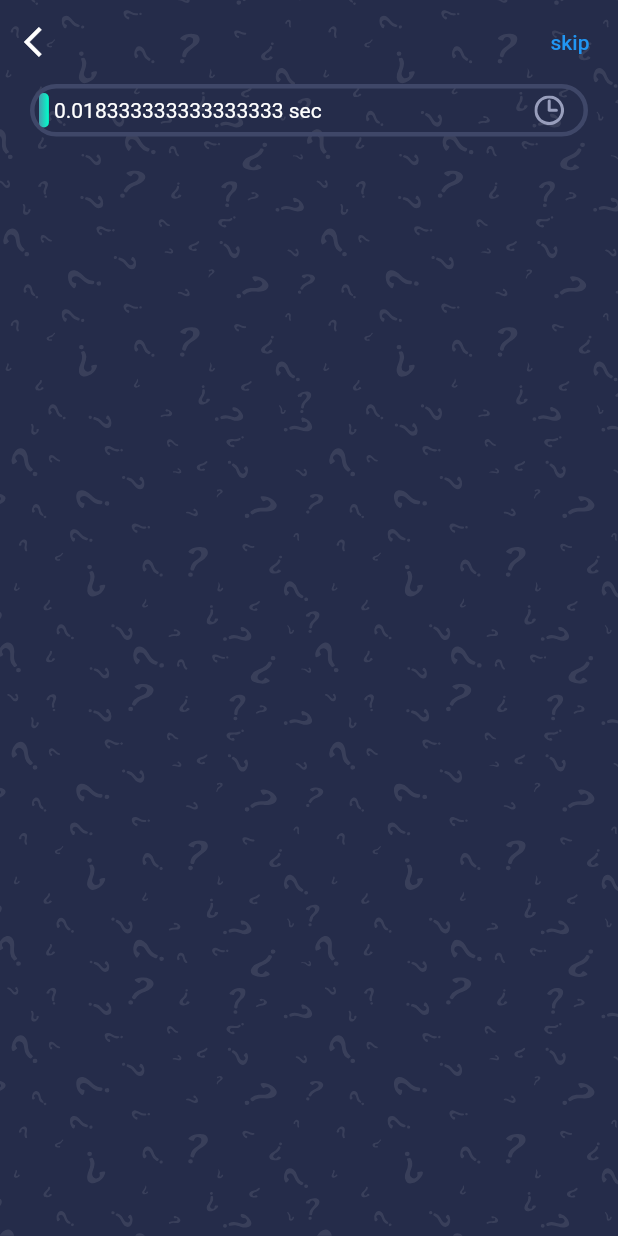
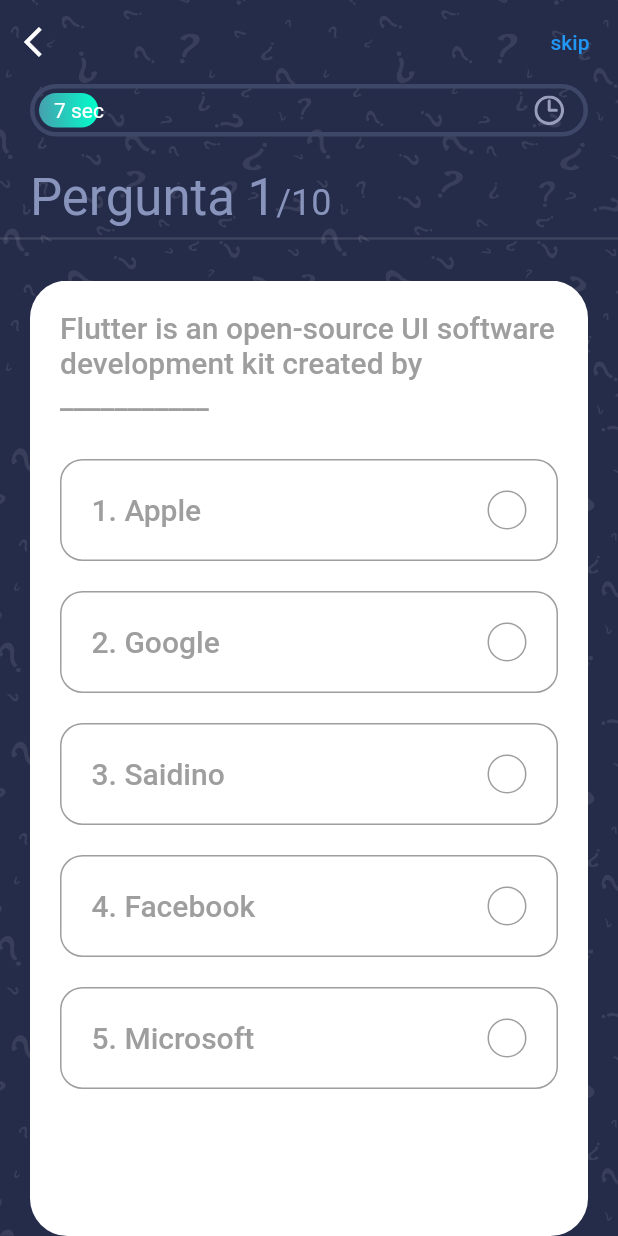
Before and after one commit to saidino84/saidin_quiz_app, a Flutter app: the screen it shows after launch, after a tap on "Let's Start Quiz !", on a phone screen of 412 x 824 dp. Run offline on Flutter 3.47's test engine with Material 2 defaults, Android fonts, the phone set to English and light mode, and no system bars; our stand-ins replace flutter_svg, get.

Commit message:
computando aparte de logica de reconhecimento de toques e posicao tocada

```diff
--- a/lib/app/constants.dart
+++ b/lib/app/constants.dart
@@ -4,6 +4,7 @@
 const kGreenColor = Color(0xFF6AC259);
 const KRedColor = Color(0xFFE92E30);
 const KBlackColor = Color(0xFF101010);
+const kGrayColor = Colors.grey;
 const KPrimaryGradient = LinearGradient(colors: [
   Color(0xFF46A0AE),
   Color(0xFF00FFCB),
--- a/lib/app/controler/question_controller.dart
+++ b/lib/app/controler/question_controller.dart
@@ -2,6 +2,7 @@
 
 import 'package:flutter/animation.dart';
 import 'package:get/get.dart';
+import 'package:saidin_quiz_app/app/models/Questions.dart';
 
 class QuestioCotroller extends GetxController
     with SingleGetTickerProviderMixin {
@@ -11,6 +12,28 @@
 
   //so that we we can acess our animation outside
   Animation get animation => this._animation;
+  List<Question> _questions = simple_questions
+      .map((question) => Question(
+            id: question['id'],
+            question: question['question'],
+            answer: question['answer_index'],
+            options: question['options'],
+          ))
+      .toList();
+
+  List<Question> get questions => this._questions;
+
+  //todo===========  ALOGICA DE PEGAR O ITEM CLICADO E O CERTO DO ERRAD ===========
+  bool _isAnswered = false;
+  bool get isAnswered => this._isAnswered;
+  late int _correctAnswr;
+  int get corectAnswr => this._correctAnswr;
+
+  RxInt _questionNumber = 1.obs;
+  RxInt get questionNumber => this._questionNumber;
+
+  late int _numOfCorrectAnswr;
+  int get numCorrectAns => this._numOfCorrectAnswr;
 
 //called immediately after the widget is allocated memory
   @override
@@ -18,7 +41,7 @@
     //our animation duration is 60s
     //so our plan to fill the progress bar within 60s
     _animcontroller =
-        AnimationController(duration: Duration(seconds: 60), vsync: this);
+        AnimationController(duration: Duration(seconds: 10), vsync: this);
 
     _animation = Tween<double>(begin: 0, end: 1).animate(_animcontroller)
       ..addListener(() {
--- a/lib/app/models/Questions.dart
+++ b/lib/app/models/Questions.dart
@@ -9,10 +9,10 @@
       required this.question,
       required this.options});
 
-  bool is_right(int index) => this.options[index] == answer;
+  bool is_right(int index) => index == answer;
 }
 
-const List sample_data = [
+const List simple_questions = [
   {
     'id': 1,
     'question':
@@ -44,10 +44,13 @@
     'question': 'A memory location that holds a sigle letter or number.',
     'options': [
       'Double',
-      'Int'
-          'Char',
+      'Int',
+      'Char',
       'Word',
       'String',
+      'Substring',
+      'Querry',
+      'ML'
     ],
     'answer_index': 2,
   },
@@ -56,8 +59,8 @@
     'question': 'Quantos anos tem a a sogunda sorte/filha de saidino?.',
     'options': [
       '2',
-      'tres'
-          '5',
+      'tres',
+      '5',
       '3',
       'quatro',
     ],
--- a/lib/app/pages/quiz/componets/body.dart
+++ b/lib/app/pages/quiz/componets/body.dart
@@ -1,15 +1,21 @@
 import 'package:flutter/cupertino.dart';
 import 'package:flutter/material.dart';
 import 'package:flutter_svg/flutter_svg.dart';
+import 'package:get/get.dart';
 import 'package:saidin_quiz_app/app/constants.dart';
+import 'package:saidin_quiz_app/app/controler/question_controller.dart';
+import 'package:saidin_quiz_app/app/models/Questions.dart';
 
 import 'custom_progress.dart';
+import 'option.dart';
+import 'question_Card.dart';
 
 class Body extends StatelessWidget {
-  const Body({
+  Body({
     Key? key,
   }) : super(key: key);
 
+  QuestioCotroller _qz_cotroller = Get.put(QuestioCotroller());
   @override
   Widget build(BuildContext context) {
     return Stack(
@@ -26,18 +32,87 @@
 
         //progress loader and other contents
         SafeArea(
-          child: Padding(
-            padding: EdgeInsets.symmetric(
-              horizontal: kDefaultPadding,
-            ),
-            child: Column(
-              children: [
-                CustomProgressBar(),
-              ],
-            ),
+          child: Column(
+            mainAxisAlignment: MainAxisAlignment.start,
+            crossAxisAlignment: CrossAxisAlignment.start,
+            children: [
+              Padding(
+                padding: const EdgeInsets.symmetric(
+                  horizontal: kDefaultPadding,
+                ),
+                child: CustomProgressBar(),
+              ),
+              // Spacer(),
+              SizedBox(height: kDefaultPadding),
+              Padding(
+                padding: const EdgeInsets.symmetric(
+                  horizontal: kDefaultPadding,
+                ),
+                child: RichText(
+                  text: TextSpan(
+                    text: 'Pergunta 1',
+                    style: Theme.of(context).textTheme.headline4?.copyWith(
+                          color: kSecondaryColor,
+                        ),
+                    children: [
+                      TextSpan(
+                        text: '/10',
+                        style: Theme.of(context).textTheme.headline5!.copyWith(
+                              color: kSecondaryColor,
+                            ),
+                      ),
+                    ],
+                  ),
+                ),
+              ),
+              Divider(
+                thickness: 1.5,
+              ),
+              SizedBox(height: kDefaultPadding),
+
+              //Placar de Perguntas
+
+              Expanded(
+                child: PageView.builder(
+                    itemCount: _qz_cotroller.questions.length,
+                    itemBuilder: (context, index) {
+                      return QuestionCard(
+                        question: _qz_cotroller.questions[index],
+                      );
+                    }),
+              ),
+              // ListOptions(),
+            ],
           ),
         ),
       ],
     );
   }
 }
+
+/**
+class ListOptions extends StatelessWidget {
+  const ListOptions({
+    Key? key,
+  }) : super(key: key);
+
+  @override
+  Widget build(BuildContext context) {
+    return Expanded(
+        child: ListView.builder(
+            itemCount: question.options.length,
+            itemBuilder: (item, index) => OptionCard(
+                index: index,
+                text: question.options[index],
+                press: () {
+                  var is_right = question.is_right(index);
+
+                  Get.defaultDialog(
+                    title: 'Resultado',
+                    content: Text(
+                        'A resposta é ${question.options[index]}? :${is_right ? "SIM" : "Nao"} '),
+                  );
+                })));
+  }
+}
+**/
--- a/lib/app/pages/quiz/componets/custom_progress.dart
+++ b/lib/app/pages/quiz/componets/custom_progress.dart
@@ -56,7 +56,7 @@
                   child: Row(
                     mainAxisAlignment: MainAxisAlignment.spaceBetween,
                     children: [
-                      Text('${controller.animation.value} sec'),
+                      Text('${(controller.animation.value * 60).round()} sec'),
                       // Icon(
                       //   Icons.record_voice_over,
                       //   color: Colors.amberAccent,
@@ -71,30 +71,3 @@
     );
   }
 }
-
-class MainBg extends StatelessWidget {
-  const MainBg({
-    Key? key,
-    required this.size,
-  }) : super(key: key);
-
-  final Size size;
-
-  @override
-  Widget build(BuildContext context) {
-    return Container(
-      height: size.height,
-      width: double.infinity,
-      decoration: BoxDecoration(
-        gradient: LinearGradient(
-          colors: [
-            Colors.deepPurple,
-            Colors.purpleAccent.withOpacity(0.4),
-          ],
-          begin: Alignment.topRight,
-          end: Alignment.bottomLeft,
-        ),
-      ),
-    );
-  }
-}
--- /dev/null
+++ b/lib/app/pages/quiz/componets/option.dart
@@ -0,0 +1,57 @@
+import 'package:saidin_quiz_app/app/constants.dart';
+import 'package:saidin_quiz_app/app/models/Questions.dart';
+import 'package:flutter/material.dart';
+
+class OptionCard extends StatelessWidget {
+  const OptionCard({
+    Key? key,
+    required this.text,
+    required this.index,
+    required this.press,
+  }) : super(key: key);
+
+  final String text;
+  final int index;
+  final VoidCallback press;
+
+  @override
+  Widget build(BuildContext context) {
+    return InkWell(
+      onTap: press,
+      child: Container(
+        margin: EdgeInsets.only(top: kDefaultPadding),
+        padding: EdgeInsets.all(
+          kDefaultPadding,
+        ),
+        decoration: BoxDecoration(
+          borderRadius: BorderRadius.circular(15),
+          border: Border.all(
+            color: kGrayColor,
+          ),
+        ),
+        child: Row(
+          mainAxisAlignment: MainAxisAlignment.spaceBetween,
+          children: [
+            Text(
+              '${index + 1}. $text',
+              style: Theme.of(context).textTheme.headline6!.copyWith(
+                    color: Colors.grey,
+                  ),
+            ),
+            Container(
+              width: 26,
+              height: 26,
+              decoration: BoxDecoration(
+                // color: Colors.grey,
+                borderRadius: BorderRadius.circular(50),
+                border: Border.all(
+                  color: Colors.grey,
+                ),
+              ),
+            ),
+          ],
+        ),
+      ),
+    );
+  }
+}
--- /dev/null
+++ b/lib/app/pages/quiz/componets/question_Card.dart
@@ -0,0 +1,101 @@
+import 'package:flutter/material.dart';
+import 'package:get/get.dart';
+import 'package:saidin_quiz_app/app/constants.dart';
+import 'package:saidin_quiz_app/app/models/Questions.dart';
+
+import 'option.dart';
+
+class QuestionCard extends StatelessWidget {
+  const QuestionCard({
+    Key? key,
+    required this.question,
+  }) : super(key: key);
+
+  final Question question;
+
+  @override
+  Widget build(BuildContext context) {
+    return InkWell(
+      child: Container(
+        padding: EdgeInsets.all(kDefaultPadding),
+        margin: EdgeInsets.symmetric(horizontal: kDefaultPadding),
+        decoration: BoxDecoration(
+          color: Colors.white,
+          borderRadius: BorderRadius.circular(25),
+        ),
+        child: Column(
+          children: [
+            Text(
+              question.question,
+              style: Theme.of(context).textTheme.headline6!.copyWith(
+                    color: kGrayColor,
+                  ),
+            ),
+            //todo [ x ] QuestionTile(question:simple_questions[0]['question']),
+            SizedBox(height: kDefaultPadding / 2),
+            // OptionCard(index:question.id,text:question.options[index]),
+            //   OptionCard(),
+            //   OptionCard(),
+
+            //   OptionCard(),
+
+            //todo ---------------------------------------- ]
+            // ...List.generate(
+            //   question.options.length,
+            //   (index) => OptionCard(
+            //     index: index,
+            //     text: question.options[index],
+            //     press: () {
+            //       var is_right = question.is_right(index);
+
+            //       Get.defaultDialog(
+            //         title: 'Resultado',
+            //         content: Text(
+            //             'A resposta é ${question.options[index]}? :${is_right ? "SIM" : "Nao"} '),
+            //       );
+            //     },
+            //   ),
+            // ),
+
+            //todo  MINHA OPINIAO==
+            Expanded(
+              child: ListView.builder(
+                itemCount: question.options.length,
+                itemBuilder: (item, index) => OptionCard(
+                  index: index,
+                  text: question.options[index],
+                  press: () {
+                    var is_right = question.is_right(index);
+
+                    Get.defaultDialog(
+                      title: 'Resultado',
+                      content: Text(
+                          'A resposta é ${question.options[index]}? :${is_right ? "SIM" : "Nao"} '),
+                    );
+                  },
+                ),
+              ),
+            ),
+          ],
+        ),
+      ),
+    );
+  }
+}
+
+
+// Expanded(
+//                 child: ListView.builder(
+//                     itemCount: question.options.length,
+//                     itemBuilder: (item, index) => OptionCard(
+//                         index: index,
+//                         text: question.options[index],
+//                         press: () {
+//                           var is_right = question.is_right(index);
+
+//                           Get.defaultDialog(
+//                             title: 'Resultado',
+//                             content: Text(
+//                                 'A resposta é ${question.options[index]}? :${is_right ? "SIM" : "Nao"} '),
+//                           );
+//                         })))
--- /dev/null
+++ b/lib/app/pages/quiz/componets/question_tile.dart
@@ -0,0 +1,18 @@
+import 'package:flutter/material.dart';
+import 'package:saidin_quiz_app/app/constants.dart';
+import 'package:saidin_quiz_app/app/models/Questions.dart';
+
+class QuestionTile extends StatelessWidget {
+  final String question;
+  const QuestionTile({Key? key, required this.question}) : super(key: key);
+
+  @override
+  Widget build(BuildContext context) {
+    return Text(
+      this.question,
+      style: Theme.of(context).textTheme.headline6!.copyWith(
+            color: kGrayColor,
+          ),
+    );
+  }
+}
```
Also changed, not shown: animation1.gif (added), animation2.gif (added), animation3.gif (added), 1 other file.
